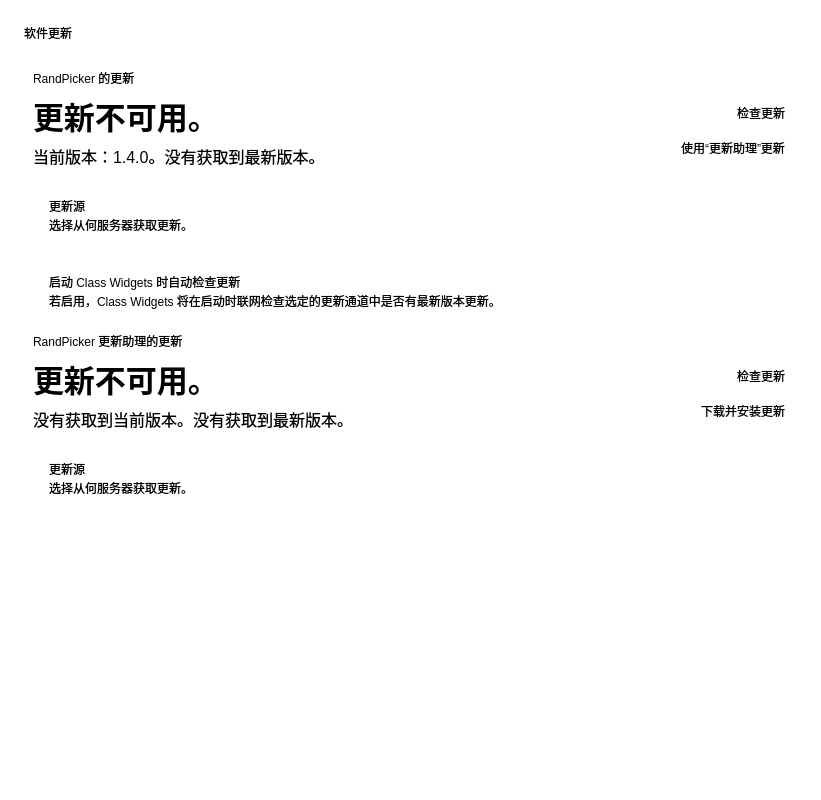
The window that ui/settings/update.ui (xuanxuan1231/RandPicker) describes before a commit, drawn with Qt 5.
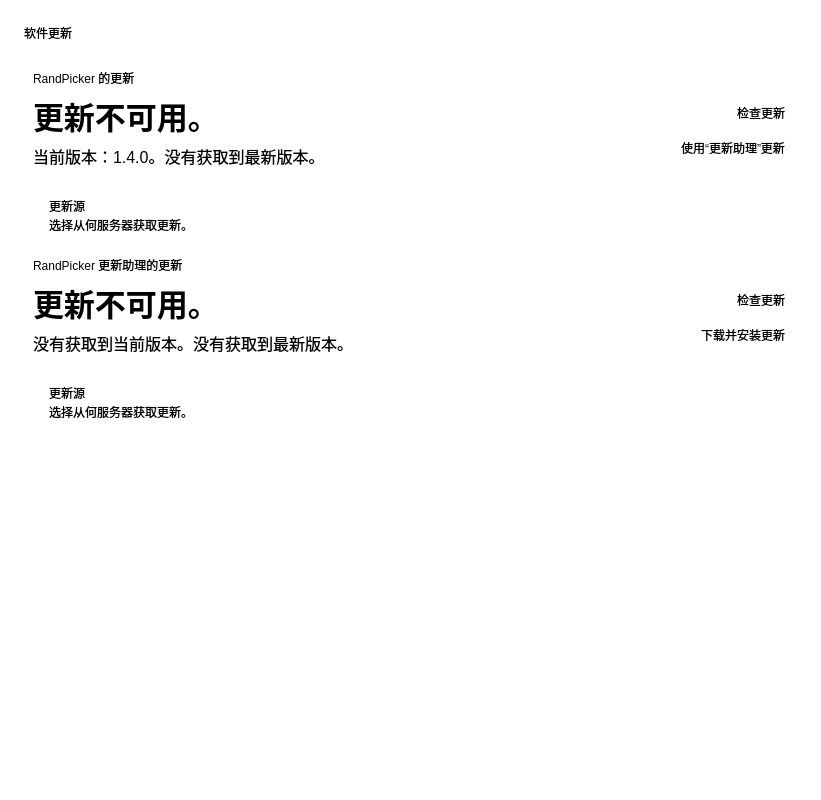
The same window after the commit. Custom widgets are drawn as their Qt base class.

Commit message: feat: 更新器调用

What changed in the file:
```diff
--- a/ui/settings/update.ui
+++ b/ui/settings/update.ui
@@ -208,84 +208,6 @@
            </layout>
           </widget>
          </item>
-         <item>
-          <widget class="CardWidget" name="CardWidget_12">
-           <property name="minimumSize">
-            <size>
-             <width>0</width>
-             <height>70</height>
-            </size>
-           </property>
-           <layout class="QHBoxLayout" name="horizontalLayout_13">
-            <property name="leftMargin">
-             <number>16</number>
-            </property>
-            <property name="topMargin">
-             <number>16</number>
-            </property>
-            <property name="rightMargin">
-             <number>16</number>
-            </property>
-            <property name="bottomMargin">
-             <number>16</number>
-            </property>
-            <item>
-             <layout class="QVBoxLayout" name="verticalLayout_18">
-              <property name="spacing">
-               <number>0</number>
-              </property>
-              <item>
-               <widget class="StrongBodyLabel" name="StrongBodyLabel_14">
-                <property name="sizePolicy">
-                 <sizepolicy hsizetype="Expanding" vsizetype="Preferred">
-                  <horstretch>0</horstretch>
-                  <verstretch>0</verstretch>
-                 </sizepolicy>
-                </property>
-                <property name="text">
-                 <string>启动 Class Widgets 时自动检查更新</string>
-                </property>
-               </widget>
-              </item>
-              <item>
-               <widget class="CaptionLabel" name="CaptionLabel_12">
-                <property name="text">
-                 <string>若启用，Class Widgets 将在启动时联网检查选定的更新通道中是否有最新版本更新。</string>
-                </property>
-                <property name="wordWrap">
-                 <bool>true</bool>
-                </property>
-                <property name="lightColor" stdset="0">
-                 <color alpha="150">
-                  <red>0</red>
-                  <green>0</green>
-                  <blue>0</blue>
-                 </color>
-                </property>
-                <property name="darkColor" stdset="0">
-                 <color alpha="200">
-                  <red>255</red>
-                  <green>255</green>
-                  <blue>255</blue>
-                 </color>
-                </property>
-               </widget>
-              </item>
-             </layout>
-            </item>
-            <item>
-             <widget class="SwitchButton" name="auto_check_update" native="true">
-              <property name="onText" stdset="0">
-               <string>启用</string>
-              </property>
-              <property name="offText" stdset="0">
-               <string>禁用</string>
-              </property>
-             </widget>
-            </item>
-           </layout>
-          </widget>
-         </item>
         </layout>
        </item>
        <item>
```
The commit also changes 2 other files.
